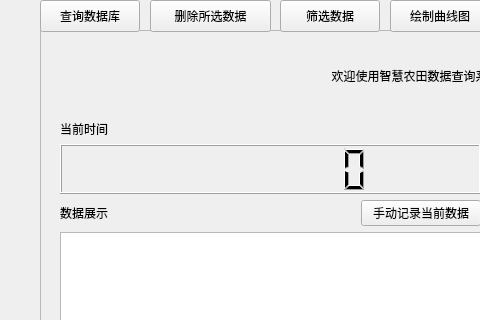
Above: mypro.ui from WhereAreBugs/Cuit_project3 before the change; both pictures show x 0 to 480 and y 0 to 320 of the 876 by 670 pixel window. Below: the same form after it.
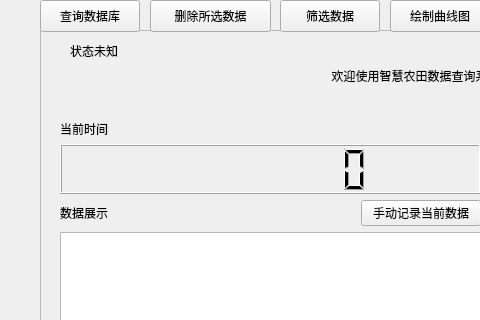
That is the form after the change.

Commit message: 同步颜色变更

```diff
--- a/mypro.ui
+++ b/mypro.ui
@@ -399,6 +399,19 @@
       </item>
      </layout>
     </widget>
+    <widget class="QLabel" name="tempInd">
+     <property name="geometry">
+      <rect>
+       <x>30</x>
+       <y>10</y>
+       <width>121</width>
+       <height>21</height>
+      </rect>
+     </property>
+     <property name="text">
+      <string>状态未知</string>
+     </property>
+    </widget>
    </widget>
    <widget class="QPushButton" name="devloperTool">
     <property name="geometry">
```
The commit also changes 1 other file.
